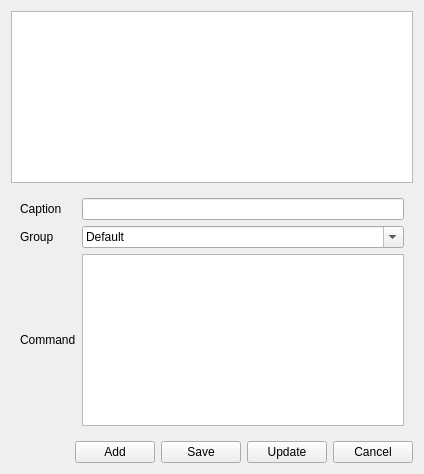
This is src/plugins/QuickCommands/qcwidget.ui in KDE/konsole as Qt 5 draws it before an edit. The edited form follows.
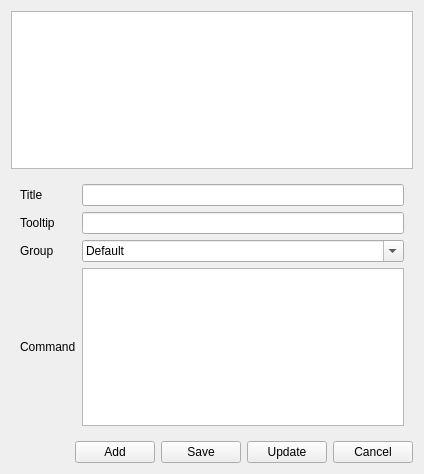
This is the edited form.

What changed in the file:
```diff
--- a/src/plugins/QuickCommands/qcwidget.ui
+++ b/src/plugins/QuickCommands/qcwidget.ui
@@ -30,21 +30,26 @@
       <item row="0" column="1">
        <widget class="QLineEdit" name="name"/>
       </item>
-      <item row="0" column="0">
-       <widget class="QLabel" name="label">
-        <property name="text">
-         <string>Caption</string>
+      <item row="2" column="1">
+       <widget class="QComboBox" name="group">
+        <property name="editable">
+         <bool>true</bool>
         </property>
+        <item>
+         <property name="text">
+          <string>Default</string>
+         </property>
+        </item>
        </widget>
       </item>
-      <item row="1" column="0">
+      <item row="2" column="0">
        <widget class="QLabel" name="labelGroup">
         <property name="text">
          <string>Group</string>
         </property>
        </widget>
       </item>
-      <item row="2" column="0">
+      <item row="4" column="0">
        <widget class="QLabel" name="label_2">
         <property name="text">
          <string>Command</string>
@@ -54,24 +59,29 @@
         </property>
        </widget>
       </item>
-      <item row="2" column="1">
+      <item row="4" column="1">
        <widget class="QPlainTextEdit" name="command">
         <property name="plainText">
          <string notr="true"/>
         </property>
        </widget>
       </item>
+      <item row="0" column="0">
+       <widget class="QLabel" name="label">
+        <property name="text">
+         <string>Title</string>
+        </property>
+       </widget>
+      </item>
+      <item row="1" column="0">
+       <widget class="QLabel" name="label_3">
+        <property name="text">
+         <string>Tooltip</string>
+        </property>
+       </widget>
+      </item>
       <item row="1" column="1">
-       <widget class="QComboBox" name="group">
-        <property name="editable">
-         <bool>true</bool>
-        </property>
-        <item>
-         <property name="text">
-          <string>Default</string>
-         </property>
-        </item>
-       </widget>
+       <widget class="QLineEdit" name="tooltip"/>
       </item>
      </layout>
     </widget>
```
